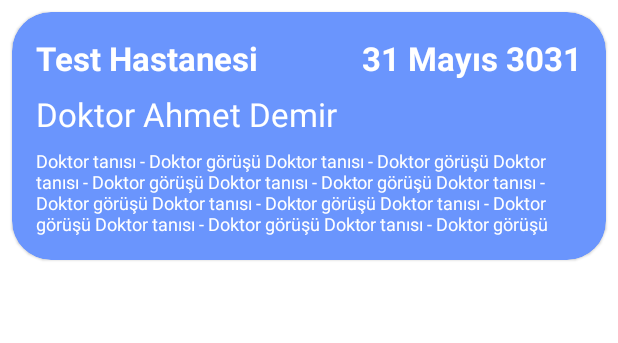
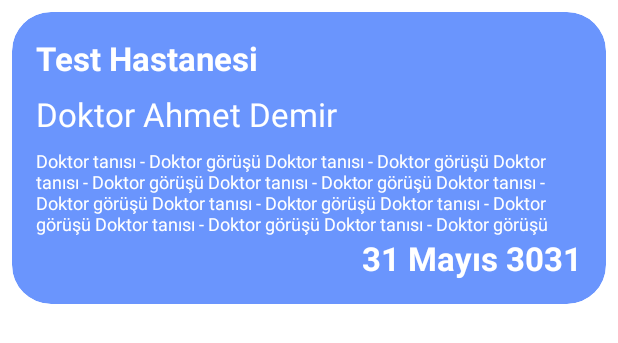
Before and after one commit to kocerenes/FamilyMedicineApp, an Android app: the layout item_taked_date.xml on its own in the app's theme, with its tools: preview values and no code run, on a phone screen of 412 x 824 dp. Shown: the top 343 px of the screen. Run offline under Robolectric (Android 15) with nearby library versions, the phone set to English and light mode, and no system bars.

Commit message:
Little changes on item taked date

```diff
--- a/app/src/main/res/layout/item_taked_date.xml
+++ b/app/src/main/res/layout/item_taked_date.xml
@@ -1,55 +1,47 @@
 <?xml version="1.0" encoding="utf-8"?>
 <com.google.android.material.card.MaterialCardView xmlns:android="http://schemas.android.com/apk/res/android"
     xmlns:app="http://schemas.android.com/apk/res-auto"
-    xmlns:tools="http://schemas.android.com/tools"
     android:layout_width="match_parent"
     android:layout_height="wrap_content"
     android:layout_margin="8dp"
     app:cardBackgroundColor="@color/color_appointment"
     app:cardCornerRadius="@dimen/extra_double_extra_large_margin">
 
-
-    <androidx.constraintlayout.widget.ConstraintLayout
+    <LinearLayout
         android:layout_width="wrap_content"
         android:layout_height="wrap_content"
+        android:orientation="vertical"
         android:padding="16dp">
+
+        <TextView
+            android:id="@+id/textViewHospitalName"
+            style="@style/PrimaryTextColor.BoldLarge"
+            android:layout_width="wrap_content"
+            android:layout_height="wrap_content"
+            android:text="Test Hastanesi" />
+
+        <TextView
+            android:id="@+id/textViewDoctorName"
+            style="@style/PrimaryTextColor.Large"
+            android:layout_width="wrap_content"
+            android:layout_height="wrap_content"
+            android:layout_marginTop="8dp"
+            android:text="Doktor Ahmet Demir" />
+
+        <TextView
+            android:id="@+id/textViewDoctorOpinion"
+            style="@style/SmallText"
+            android:layout_width="wrap_content"
+            android:layout_height="wrap_content"
+            android:layout_marginTop="8dp"
+            android:text="Doktor tanısı - Doktor görüşü Doktor tanısı - Doktor görüşü Doktor tanısı - Doktor görüşü Doktor tanısı - Doktor görüşü Doktor tanısı - Doktor görüşü Doktor tanısı - Doktor görüşü Doktor tanısı - Doktor görüşü Doktor tanısı - Doktor görüşü Doktor tanısı - Doktor görüşü " />
 
         <TextView
             android:id="@+id/textViewDate"
             style="@style/PrimaryTextColor.BoldLarge"
             android:layout_width="wrap_content"
             android:layout_height="wrap_content"
-            android:text="31 Mayıs 3031"
-            app:layout_constraintEnd_toEndOf="parent"
-            app:layout_constraintTop_toTopOf="parent" />
-
-        <TextView
-            android:id="@+id/textViewHospitalName"
-            style="@style/PrimaryTextColor.BoldLarge"
-            android:layout_width="wrap_content"
-            android:layout_height="wrap_content"
-            android:text="Test Hastanesi"
-            app:layout_constraintStart_toStartOf="parent"
-            app:layout_constraintTop_toTopOf="parent" />
-
-        <TextView
-            android:id="@+id/textViewDoctorName"
-            android:layout_width="wrap_content"
-            android:layout_height="wrap_content"
-            android:layout_marginTop="8dp"
-            style="@style/PrimaryTextColor.Large"
-            android:text="Doktor Ahmet Demir"
-            app:layout_constraintStart_toStartOf="parent"
-            app:layout_constraintTop_toBottomOf="@+id/textViewHospitalName" />
-
-        <TextView
-            android:id="@+id/textViewDoctorOpinion"
-            android:layout_width="wrap_content"
-            android:layout_height="wrap_content"
-            style="@style/SmallText"
-            android:layout_marginTop="8dp"
-            android:text="Doktor tanısı - Doktor görüşü Doktor tanısı - Doktor görüşü Doktor tanısı - Doktor görüşü Doktor tanısı - Doktor görüşü Doktor tanısı - Doktor görüşü Doktor tanısı - Doktor görüşü Doktor tanısı - Doktor görüşü Doktor tanısı - Doktor görüşü Doktor tanısı - Doktor görüşü "
-            app:layout_constraintStart_toStartOf="parent"
-            app:layout_constraintTop_toBottomOf="@+id/textViewDoctorName" />
-    </androidx.constraintlayout.widget.ConstraintLayout>
+            android:layout_gravity="right"
+            android:text="31 Mayıs 3031" />
+    </LinearLayout>
 </com.google.android.material.card.MaterialCardView>
```
